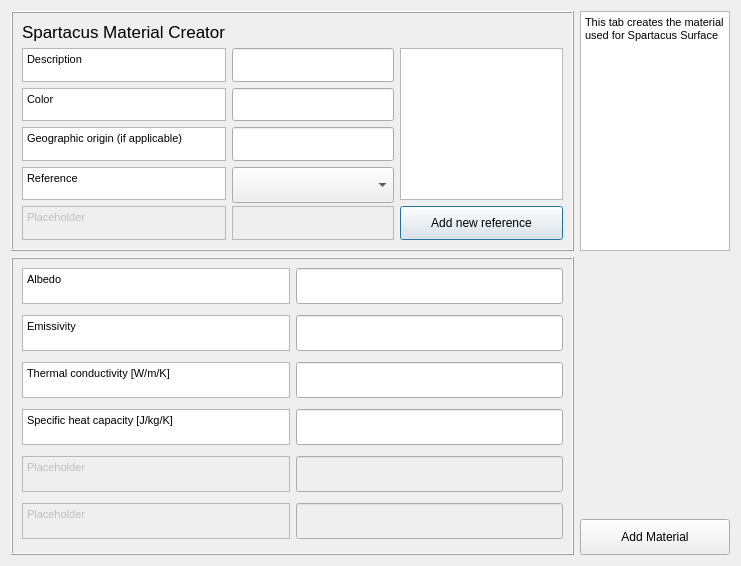
gusbacos/suews_database_manager, file tabs/Spartacus_material_tab.ui: the form before one commit.
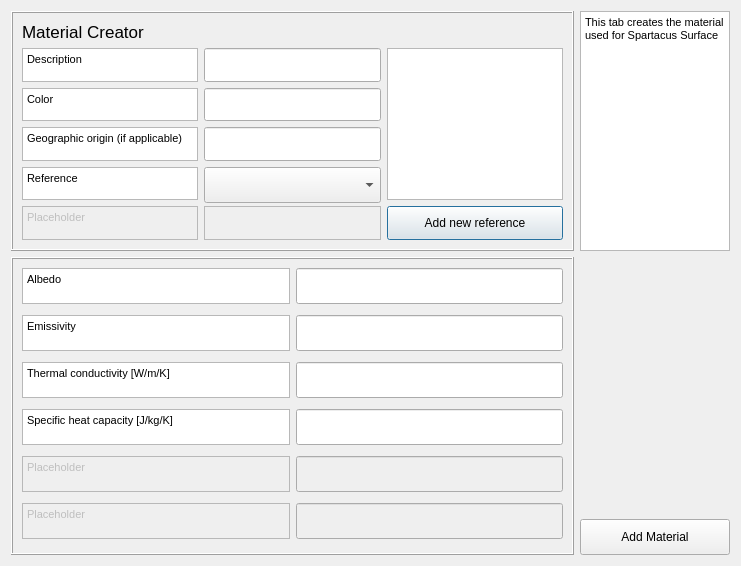
The form after the commit. Custom widgets are drawn as their Qt base class.

What changed in the file:
```diff
--- a/tabs/Spartacus_material_tab.ui
+++ b/tabs/Spartacus_material_tab.ui
@@ -324,7 +324,7 @@
          </font>
         </property>
         <property name="text">
-         <string>Spartacus Material Creator</string>
+         <string>Material Creator</string>
         </property>
        </widget>
       </item>
```
